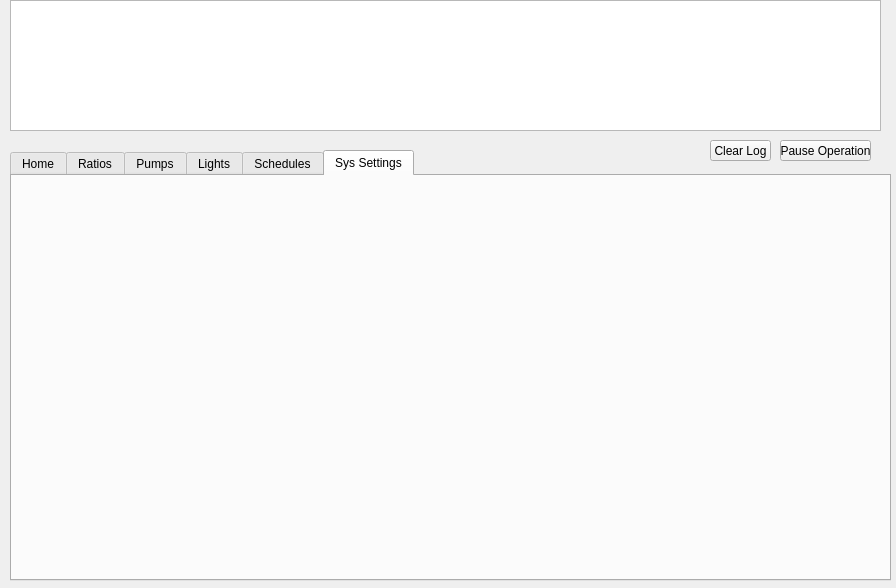
Before: the Qt Designer form Client/form.ui in trippyt/QTAquarium, drawn with Qt 5.
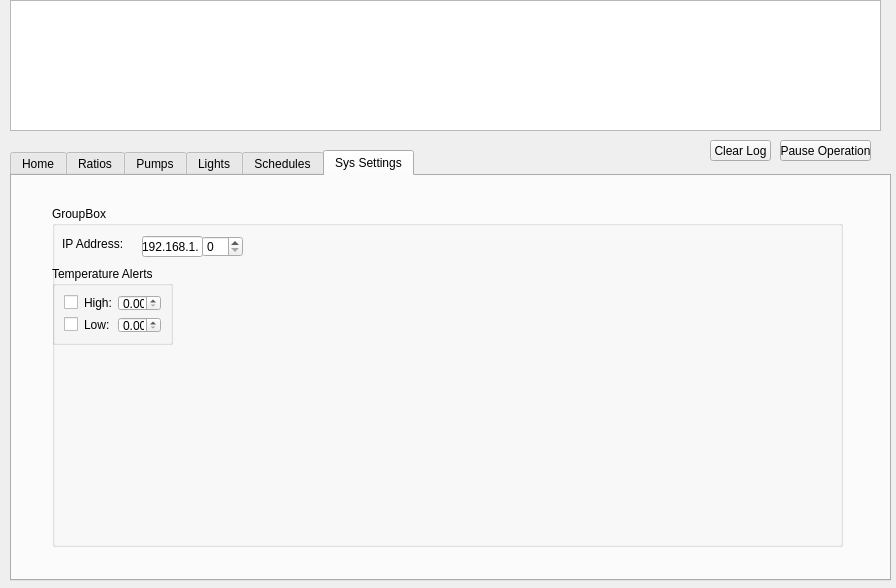
After: the same form once the commit is applied. The open tabs and pages were chosen to show the change.

Commit message: working temperature alerts

The edit to the form file:
```diff
--- a/Client/form.ui
+++ b/Client/form.ui
@@ -10,6 +10,18 @@
     <height>588</height>
    </rect>
   </property>
+  <property name="sizePolicy">
+   <sizepolicy hsizetype="Expanding" vsizetype="Expanding">
+    <horstretch>0</horstretch>
+    <verstretch>0</verstretch>
+   </sizepolicy>
+  </property>
+  <property name="minimumSize">
+   <size>
+    <width>896</width>
+    <height>588</height>
+   </size>
+  </property>
   <property name="windowTitle">
    <string>Form</string>
   </property>
@@ -1795,6 +1807,113 @@
     <attribute name="title">
      <string>Sys Settings</string>
     </attribute>
+    <widget class="QGroupBox" name="groupBox_8">
+     <property name="geometry">
+      <rect>
+       <x>40</x>
+       <y>30</y>
+       <width>791</width>
+       <height>341</height>
+      </rect>
+     </property>
+     <property name="title">
+      <string>GroupBox</string>
+     </property>
+     <widget class="QLineEdit" name="ip_lineEdit">
+      <property name="geometry">
+       <rect>
+        <x>90</x>
+        <y>30</y>
+        <width>61</width>
+        <height>21</height>
+       </rect>
+      </property>
+      <property name="text">
+       <string>192.168.1.</string>
+      </property>
+     </widget>
+     <widget class="QSpinBox" name="ip_spinBox">
+      <property name="geometry">
+       <rect>
+        <x>150</x>
+        <y>30</y>
+        <width>41</width>
+        <height>21</height>
+       </rect>
+      </property>
+      <property name="frame">
+       <bool>true</bool>
+      </property>
+     </widget>
+     <widget class="QLabel" name="ip_label">
+      <property name="geometry">
+       <rect>
+        <x>10</x>
+        <y>30</y>
+        <width>61</width>
+        <height>16</height>
+       </rect>
+      </property>
+      <property name="text">
+       <string>IP Address:</string>
+      </property>
+     </widget>
+     <widget class="QGroupBox" name="temperature_alert_groupBox">
+      <property name="geometry">
+       <rect>
+        <x>0</x>
+        <y>60</y>
+        <width>121</width>
+        <height>79</height>
+       </rect>
+      </property>
+      <property name="title">
+       <string>Temperature Alerts</string>
+      </property>
+      <layout class="QGridLayout" name="gridLayout_2">
+       <item row="0" column="0">
+        <widget class="QCheckBox" name="ht_checkBox">
+         <property name="layoutDirection">
+          <enum>Qt::RightToLeft</enum>
+         </property>
+         <property name="text">
+          <string/>
+         </property>
+        </widget>
+       </item>
+       <item row="1" column="3">
+        <widget class="QDoubleSpinBox" name="lt_alert_doubleSpinBox"/>
+       </item>
+       <item row="0" column="1">
+        <widget class="QLabel" name="ht_label">
+         <property name="text">
+          <string>High:</string>
+         </property>
+        </widget>
+       </item>
+       <item row="1" column="0">
+        <widget class="QCheckBox" name="lt_checkBox">
+         <property name="layoutDirection">
+          <enum>Qt::RightToLeft</enum>
+         </property>
+         <property name="text">
+          <string/>
+         </property>
+        </widget>
+       </item>
+       <item row="1" column="1">
+        <widget class="QLabel" name="lt_label">
+         <property name="text">
+          <string>Low:</string>
+         </property>
+        </widget>
+       </item>
+       <item row="0" column="3">
+        <widget class="QDoubleSpinBox" name="ht_alert_doubleSpinBox"/>
+       </item>
+      </layout>
+     </widget>
+    </widget>
    </widget>
   </widget>
  </widget>
```
Left out of the diff: 30 changed lines with no effect on the pictures. The commit also changes 5 other files.
